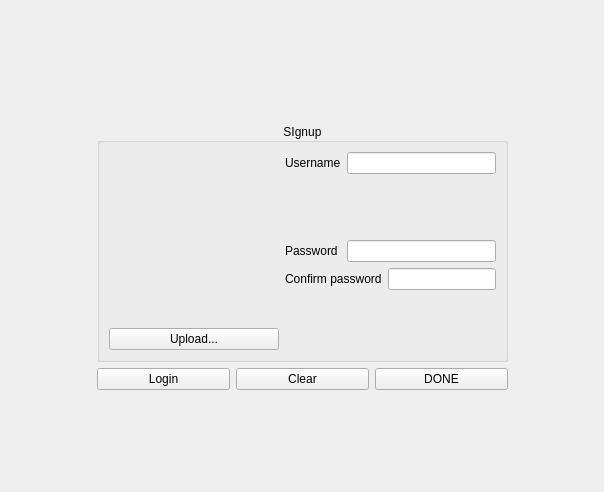
Old version of the form Client/signup.ui in the repository PolitoTeam/Scriba.
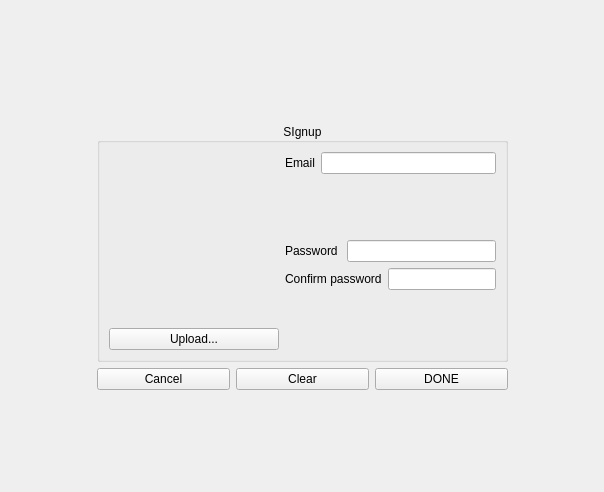
New version of the form.

Patch:
```diff
--- a/Client/signup.ui
+++ b/Client/signup.ui
@@ -100,7 +100,7 @@
             <item>
              <widget class="QLabel" name="labelUsername">
               <property name="text">
-               <string>Username</string>
+               <string>Email</string>
               </property>
              </widget>
             </item>
@@ -253,7 +253,7 @@
      <item row="3" column="2" rowspan="2">
       <widget class="QPushButton" name="pushButtonBackLogin">
        <property name="text">
-        <string>Login</string>
+        <string>Cancel</string>
        </property>
       </widget>
      </item>
```
